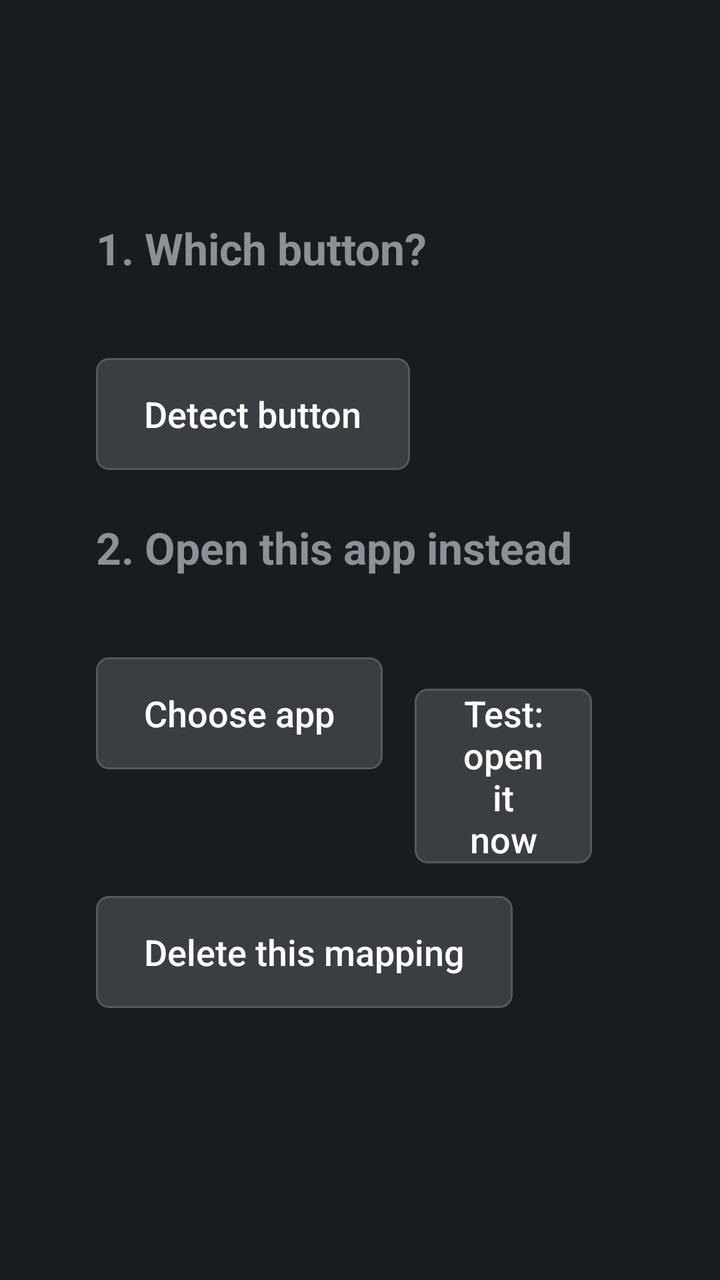
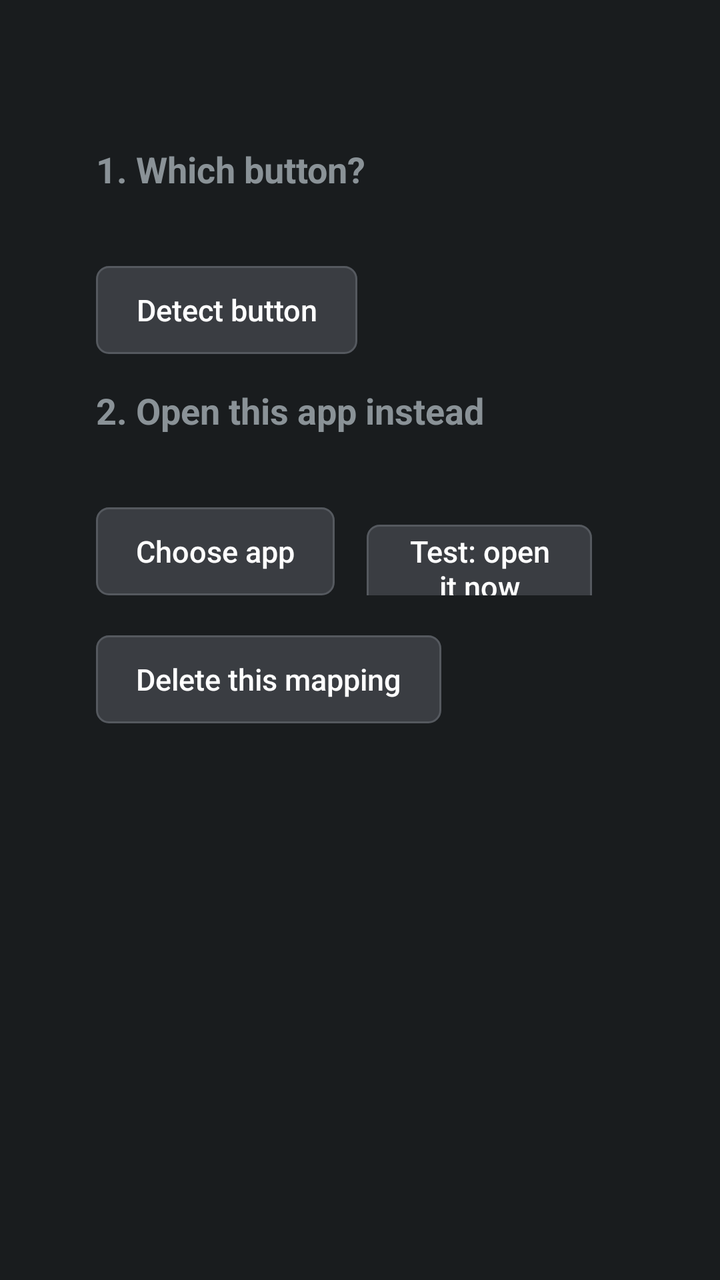

Compare the two renders of this Android layout. The source of the first and the diff that turns it into the second are given below.
<!-- AndroidManifest.xml: application theme AppTheme -->
<!-- res/layout/activity_rule_edit.xml -->
<?xml version="1.0" encoding="utf-8"?>
<ScrollView xmlns:android="http://schemas.android.com/apk/res/android"
    android:layout_width="match_parent"
    android:layout_height="match_parent"
    android:clipChildren="false">

    <LinearLayout
        android:layout_width="match_parent"
        android:layout_height="wrap_content"
        android:clipChildren="false"
        android:orientation="vertical"
        android:padding="48dp">

        <TextView
            android:id="@+id/summary"
            android:layout_width="match_parent"
            android:layout_height="wrap_content"
            android:textSize="28sp"
            android:textStyle="bold" />

        <TextView
            android:layout_width="wrap_content"
            android:layout_height="wrap_content"
            android:layout_marginTop="24dp"
            android:text="1. Which button?"
            android:textSize="22sp"
            android:textStyle="bold" />

        <TextView
            android:id="@+id/button_info"
            android:layout_width="match_parent"
            android:layout_height="wrap_content"
            android:layout_marginTop="8dp"
            android:textSize="18sp" />

        <Button
            android:id="@+id/detect_button"
            android:layout_width="wrap_content"
            android:layout_height="wrap_content"
            android:layout_marginEnd="16dp"
            android:layout_marginTop="8dp"
            android:text="Detect button" />

        <TextView
            android:id="@+id/learn_status"
            android:layout_width="match_parent"
            android:layout_height="wrap_content"
            android:layout_marginTop="8dp"
            android:textSize="18sp"
            android:visibility="gone" />

        <TextView
            android:layout_width="wrap_content"
            android:layout_height="wrap_content"
            android:layout_marginTop="24dp"
            android:text="2. Open this app instead"
            android:textSize="22sp"
            android:textStyle="bold" />

        <TextView
            android:id="@+id/target_info"
            android:layout_width="match_parent"
            android:layout_height="wrap_content"
            android:layout_marginTop="8dp"
            android:textSize="18sp" />

        <LinearLayout
            android:layout_width="wrap_content"
            android:layout_height="wrap_content"
            android:clipChildren="false"
            android:orientation="horizontal">

            <Button
                android:id="@+id/target_button"
                android:layout_width="wrap_content"
                android:layout_height="wrap_content"
                android:layout_marginEnd="16dp"
                android:layout_marginTop="8dp"
                android:text="Choose app" />

            <Button
                android:id="@+id/test_button"
                android:layout_width="wrap_content"
                android:layout_height="wrap_content"
                android:layout_marginEnd="16dp"
                android:layout_marginTop="8dp"
                android:text="Test: open it now" />
        </LinearLayout>

        <Button
            android:id="@+id/delete_button"
            android:layout_width="wrap_content"
            android:layout_height="wrap_content"
            android:layout_marginEnd="16dp"
            android:layout_marginTop="32dp"
            android:text="Delete this mapping" />
    </LinearLayout>
</ScrollView>
<!-- resources referenced by this layout -->
<resources>
  <style name="AppTheme" parent="@android:style/Theme.DeviceDefault">
          <item name="android:buttonStyle">@style/RemoteButton</item>
          <item name="android:listViewStyle">@style/RemoteList</item>
      </style>
  <style name="RemoteButton" parent="@android:style/Widget.DeviceDefault.Button">
          <item name="android:background">@drawable/button_bg</item>
          <item name="android:textColor">@color/text_primary</item>
          <item name="android:textSize">18sp</item>
          <item name="android:textAllCaps">false</item>
          <item name="android:minHeight">56dp</item>
          <item name="android:paddingStart">24dp</item>
          <item name="android:paddingEnd">24dp</item>
          <item name="android:stateListAnimator">@animator/focus_scale</item>
      </style>
  <style name="RemoteList" parent="@android:style/Widget.DeviceDefault.ListView">
          <item name="android:listSelector">@drawable/list_selector</item>
          <item name="android:drawSelectorOnTop">false</item>
          <item name="android:divider">@android:color/transparent</item>
          <item name="android:dividerHeight">6dp</item>
          <item name="android:padding">6dp</item>
          <item name="android:clipToPadding">false</item>
      </style>
  <!-- drawable button_bg (drawable) -->
  <?xml version="1.0" encoding="utf-8"?>
  <selector xmlns:android="http://schemas.android.com/apk/res/android">
      <item android:state_pressed="true">
          <shape android:shape="rectangle">
              <corners android:radius="6dp" />
              <solid android:color="@color/pressed_fill" />
              <stroke android:width="4dp" android:color="@color/focus_edge" />
          </shape>
      </item>
      <item android:state_focused="true">
          <shape android:shape="rectangle">
              <corners android:radius="6dp" />
              <solid android:color="@color/focus_fill" />
              <stroke android:width="4dp" android:color="@color/focus_edge" />
          </shape>
      </item>
      <item>
          <shape android:shape="rectangle">
              <corners android:radius="6dp" />
              <solid android:color="@color/button_fill" />
              <stroke android:width="1dp" android:color="@color/button_edge" />
          </shape>
      </item>
  </selector>
  <color name="text_primary">#FFFFFF</color>
  <!-- drawable list_selector (drawable) -->
  <?xml version="1.0" encoding="utf-8"?>
  <selector xmlns:android="http://schemas.android.com/apk/res/android">
      <item android:state_pressed="true">
          <shape android:shape="rectangle">
              <corners android:radius="6dp" />
              <solid android:color="@color/pressed_fill" />
              <stroke android:width="4dp" android:color="@color/focus_edge" />
          </shape>
      </item>
      <item android:state_focused="true">
          <shape android:shape="rectangle">
              <corners android:radius="6dp" />
              <solid android:color="@color/focus_fill" />
              <stroke android:width="4dp" android:color="@color/focus_edge" />
          </shape>
      </item>
      <item android:drawable="@android:color/transparent" />
  </selector>
  <color name="pressed_fill">#155BB5</color>
  <color name="focus_edge">#FFFFFF</color>
  <color name="focus_fill">#1E6FD9</color>
  <color name="button_fill">#3A3D42</color>
  <color name="button_edge">#55595F</color>
</resources>

<!-- the commit's change to res/layout/activity_rule_edit.xml (unified diff, before → after) -->
@@ -1,29 +1,30 @@
 <?xml version="1.0" encoding="utf-8"?>
 <ScrollView xmlns:android="http://schemas.android.com/apk/res/android"
     android:layout_width="match_parent"
-    android:layout_height="match_parent"
-    android:clipChildren="false">
+    android:layout_height="match_parent">
 
     <LinearLayout
         android:layout_width="match_parent"
         android:layout_height="wrap_content"
-        android:clipChildren="false"
         android:orientation="vertical"
-        android:padding="48dp">
+        android:paddingStart="48dp"
+        android:paddingTop="27dp"
+        android:paddingEnd="48dp"
+        android:paddingBottom="27dp">
 
         <TextView
             android:id="@+id/summary"
             android:layout_width="match_parent"
             android:layout_height="wrap_content"
-            android:textSize="28sp"
+            android:textSize="22sp"
             android:textStyle="bold" />
 
         <TextView
             android:layout_width="wrap_content"
             android:layout_height="wrap_content"
-            android:layout_marginTop="24dp"
+            android:layout_marginTop="16dp"
             android:text="1. Which button?"
-            android:textSize="22sp"
+            android:textSize="18sp"
             android:textStyle="bold" />
 
         <TextView
@@ -31,7 +32,7 @@
             android:layout_width="match_parent"
             android:layout_height="wrap_content"
             android:layout_marginTop="8dp"
-            android:textSize="18sp" />
+            android:textSize="15sp" />
 
         <Button
             android:id="@+id/detect_button"
@@ -46,15 +47,15 @@
             android:layout_width="match_parent"
             android:layout_height="wrap_content"
             android:layout_marginTop="8dp"
-            android:textSize="18sp"
+            android:textSize="15sp"
             android:visibility="gone" />
 
         <TextView
             android:layout_width="wrap_content"
             android:layout_height="wrap_content"
-            android:layout_marginTop="24dp"
+            android:layout_marginTop="16dp"
             android:text="2. Open this app instead"
-            android:textSize="22sp"
+            android:textSize="18sp"
             android:textStyle="bold" />
 
         <TextView
@@ -62,12 +63,11 @@
             android:layout_width="match_parent"
             android:layout_height="wrap_content"
             android:layout_marginTop="8dp"
-            android:textSize="18sp" />
+            android:textSize="15sp" />
 
         <LinearLayout
             android:layout_width="wrap_content"
             android:layout_height="wrap_content"
-            android:clipChildren="false"
             android:orientation="horizontal">
 
             <Button
@@ -92,7 +92,7 @@
             android:layout_width="wrap_content"
             android:layout_height="wrap_content"
             android:layout_marginEnd="16dp"
-            android:layout_marginTop="32dp"
+            android:layout_marginTop="20dp"
             android:text="Delete this mapping" />
     </LinearLayout>
 </ScrollView>
<!-- resource entries referenced after the edit -->
@@ -1,26 +1,27 @@
 <!-- resources referenced by this layout -->
 <resources>
-  <style name="AppTheme" parent="@android:style/Theme.DeviceDefault">
+  <style name="AppTheme" parent="@android:style/Theme.DeviceDefault.NoActionBar">
           <item name="android:buttonStyle">@style/RemoteButton</item>
           <item name="android:listViewStyle">@style/RemoteList</item>
+          <item name="android:textAppearanceListItem">@android:style/TextAppearance.DeviceDefault.Medium</item>
+          <item name="android:listPreferredItemHeight">44dp</item>
       </style>
   <style name="RemoteButton" parent="@android:style/Widget.DeviceDefault.Button">
           <item name="android:background">@drawable/button_bg</item>
           <item name="android:textColor">@color/text_primary</item>
-          <item name="android:textSize">18sp</item>
+          <item name="android:textSize">15sp</item>
           <item name="android:textAllCaps">false</item>
-          <item name="android:minHeight">56dp</item>
-          <item name="android:paddingStart">24dp</item>
-          <item name="android:paddingEnd">24dp</item>
-          <item name="android:stateListAnimator">@animator/focus_scale</item>
+          <item name="android:minHeight">44dp</item>
+          <item name="android:minWidth">0dp</item>
+          <item name="android:paddingStart">20dp</item>
+          <item name="android:paddingEnd">20dp</item>
+          <item name="android:stateListAnimator">@null</item>
       </style>
   <style name="RemoteList" parent="@android:style/Widget.DeviceDefault.ListView">
           <item name="android:listSelector">@drawable/list_selector</item>
           <item name="android:drawSelectorOnTop">false</item>
           <item name="android:divider">@android:color/transparent</item>
-          <item name="android:dividerHeight">6dp</item>
-          <item name="android:padding">6dp</item>
-          <item name="android:clipToPadding">false</item>
+          <item name="android:dividerHeight">4dp</item>
       </style>
   <!-- drawable button_bg (drawable) -->
   <?xml version="1.0" encoding="utf-8"?>
